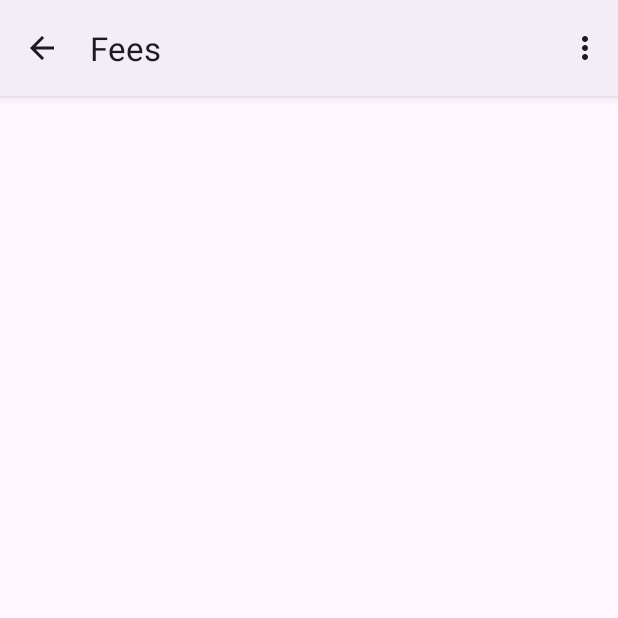
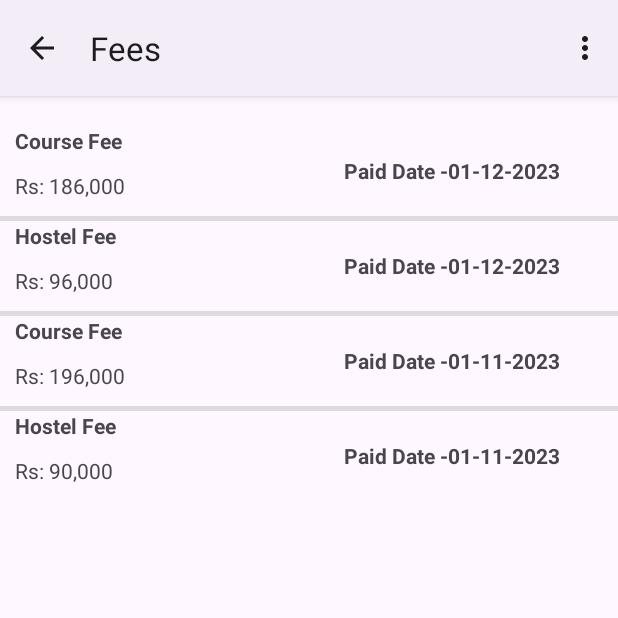
Before and after one commit to Nitish-KrSingh/SLCM, an Android app: the StudentFeesActivity screen opened directly, with no data from a screen before it, on a phone screen of 412 x 824 dp, the top half of it. Run offline under Robolectric (Android 15) with nearby library versions, the light colour scheme and no system bars.

Commit message:
Add files via upload

```diff
--- a/app/src/main/java/com/example/slcm/Student/StudentFeesActivity.java
+++ b/app/src/main/java/com/example/slcm/Student/StudentFeesActivity.java
@@ -5,9 +5,13 @@ import androidx.appcompat.app.AppCompatActivity;
 import android.os.Bundle;
 import android.view.Menu;
 import android.view.MenuItem;
+import android.view.View;
+import android.widget.AdapterView;
+import android.widget.ListView;
 
 import com.example.slcm.R;
 
+import java.util.ArrayList;
 import java.util.Objects;
 
 public class StudentFeesActivity extends AppCompatActivity {
@@ -18,6 +22,41 @@ public class StudentFeesActivity extends AppCompatActivity {
         setContentView(R.layout.activity_student_fees);
         Objects.requireNonNull(getSupportActionBar()).setDisplayHomeAsUpEnabled(true);
         getSupportActionBar().setTitle("Fees");
+        ArrayList userList=getListData();
+        final ListView lv=(ListView) findViewById(R.id.listview1);
+        lv.setAdapter(new StudentFees_CustomListAdapter(this,userList));
+        lv.setOnItemClickListener(new AdapterView.OnItemClickListener() {
+            @Override
+            public void onItemClick(AdapterView<?> parent, View view, int position, long id) {
+                StudentFees_ListItem user=(StudentFees_ListItem) lv.getItemAtPosition(position);
+                // Toast.makeText(fees.this, "Selected :"+" "+user.getName(), Toast.LENGTH_SHORT).show();
+            }
+        });
+    }
+
+    private ArrayList getListData() {
+        ArrayList<StudentFees_ListItem>results= new ArrayList<>();
+        StudentFees_ListItem user1=new StudentFees_ListItem();
+        user1.setName(("Course Fee"));
+        user1.setDesignation("Rs: 186,000");
+        user1.setLocation("Paid Date -01-12-2023");
+        results.add(user1);
+        StudentFees_ListItem user2=new StudentFees_ListItem();
+        user2.setName(("Hostel Fee"));
+        user2.setDesignation("Rs: 96,000");
+        user2.setLocation("Paid Date -01-12-2023");
+        results.add(user2);
+        StudentFees_ListItem user3=new StudentFees_ListItem();
+        user3.setName(("Course Fee"));
+        user3.setDesignation("Rs: 196,000");
+        user3.setLocation("Paid Date -01-11-2023");
+        results.add(user3);
+        StudentFees_ListItem user4=new StudentFees_ListItem();
+        user4.setName(("Hostel Fee"));
+        user4.setDesignation("Rs: 90,000");
+        user4.setLocation("Paid Date -01-11-2023");
+        results.add(user4);
+        return results;
     }
     @Override
     public boolean onCreateOptionsMenu(Menu menu) {
--- /dev/null
+++ b/app/src/main/java/com/example/slcm/Student/StudentFees_CustomListAdapter.java
@@ -0,0 +1,63 @@
+package com.example.slcm.Student;
+
+import android.content.Context;
+import android.view.LayoutInflater;
+import android.view.View;
+import android.view.ViewGroup;
+import android.widget.BaseAdapter;
+import android.widget.TextView;
+
+
+import com.example.slcm.R;
+
+import java.util.ArrayList;
+
+public class StudentFees_CustomListAdapter extends BaseAdapter {
+    private ArrayList<StudentFees_ListItem>listdata;
+    private LayoutInflater layoutInflater;
+    public StudentFees_CustomListAdapter(Context aContext, ArrayList<StudentFees_ListItem> listdata) {
+        this.listdata=listdata;
+        layoutInflater=LayoutInflater.from(aContext);
+    }
+
+    @Override
+    public int getCount() {
+        return listdata.size();
+    }
+
+    @Override
+    public Object getItem(int position) {
+        return listdata.get(position);
+    }
+
+    @Override
+    public long getItemId(int position) {
+        return position;
+    }
+    static  class ViewHolder{
+        TextView uCourse_fees;
+        TextView uRupees;
+        TextView uDate;
+
+    }
+
+    @Override
+    public View getView(int position, View v, ViewGroup vg) {
+        ViewHolder holder;
+
+        if (v==null){
+            v=layoutInflater.inflate(R.layout.studentfeelist_design_row, null);
+            holder=new ViewHolder();
+            holder.uCourse_fees=(TextView) v.findViewById(R.id.course_fees);
+            holder.uRupees=(TextView) v.findViewById(R.id.rupees);
+            holder.uDate=(TextView) v.findViewById(R.id.date);
+            v.setTag(holder);
+        }else{
+            holder=(ViewHolder) v.getTag();
+        }
+        holder.uCourse_fees.setText(listdata.get(position).getName());
+        holder.uRupees.setText(listdata.get(position).getDesignation());
+        holder.uDate.setText(listdata.get(position).getLocation());
+        return v;
+    }
+}
--- /dev/null
+++ b/app/src/main/java/com/example/slcm/Student/StudentFees_ListItem.java
@@ -0,0 +1,19 @@
+package com.example.slcm.Student;
+
+public class StudentFees_ListItem {
+    private String course_fees;
+    private String rupees;
+    private String date;
+
+    public String getName() {return course_fees;}
+
+    public String getDesignation() {return rupees;}
+
+    public String getLocation() {return date;}
+
+    public void setName(String name) {this.course_fees = name;}
+
+    public void setDesignation(String designation) {this.rupees = designation;}
+
+    public void setLocation(String location) {this.date = location;}
+}
--- a/app/src/main/java/com/example/slcm/Student/StudentTimetable.java
+++ b/app/src/main/java/com/example/slcm/Student/StudentTimetable.java
@@ -1,16 +1,25 @@
 package com.example.slcm.Student;
 
+import androidx.annotation.NonNull;
 import androidx.appcompat.app.AppCompatActivity;
 
 import android.os.Bundle;
 import android.view.Menu;
 import android.view.MenuItem;
+import android.view.MotionEvent;
+import android.view.ScaleGestureDetector;
+import android.view.View;
+import android.widget.Button;
+import android.widget.ImageView;
 
 import com.example.slcm.R;
 
 import java.util.Objects;
 
 public class StudentTimetable extends AppCompatActivity {
+    private ImageView imageView;
+    private ScaleGestureDetector scaleGestureDetector;
+    private float FACTOR = 1.0f;
 
     @Override
     protected void onCreate(Bundle savedInstanceState) {
@@ -18,7 +27,30 @@ public class StudentTimetable extends AppCompatActivity {
         setContentView(R.layout.activity_student_timetable);
         Objects.requireNonNull(getSupportActionBar()).setDisplayHomeAsUpEnabled(true);
         getSupportActionBar().setTitle("Time Table");
+
+        imageView = (ImageView) findViewById(R.id.student_time_table);
+        scaleGestureDetector = new ScaleGestureDetector(this, new Scalelistner());
     }
+
+    @Override
+    public boolean onTouchEvent(MotionEvent event) {
+        scaleGestureDetector.onTouchEvent(event);
+        return super.onTouchEvent(event);
+    }
+
+    class Scalelistner extends ScaleGestureDetector.SimpleOnScaleGestureListener {
+        @Override
+        public boolean onScale(@NonNull ScaleGestureDetector detector) {
+            FACTOR *= detector.getScaleFactor();
+            FACTOR = Math.max(0.1f, Math.min(FACTOR, 10.f));
+            imageView.setScaleX(FACTOR);
+            imageView.setScaleY(FACTOR);
+            return true;
+        }
+    }
+
+
+
     @Override
     public boolean onCreateOptionsMenu(Menu menu) {
         getMenuInflater().inflate(R.menu.student_menu, menu);
```
